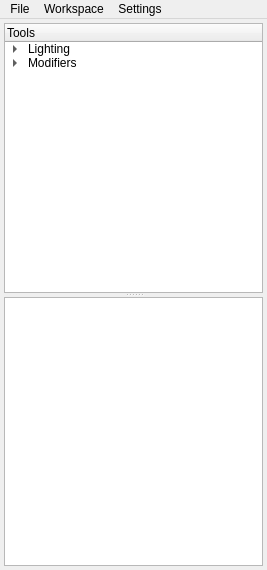
Old version of the form mainwindow.ui in the repository Panda3D-public-projects-archive/p3deditor.
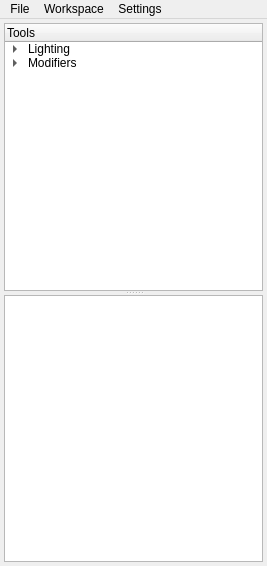
New version of the form.

The edit to the form file:
```diff
--- a/mainwindow.ui
+++ b/mainwindow.ui
@@ -7,7 +7,7 @@
     <x>0</x>
     <y>0</y>
     <width>267</width>
-    <height>570</height>
+    <height>566</height>
    </rect>
   </property>
   <property name="windowTitle">
@@ -66,11 +66,7 @@
         </item>
        </item>
       </widget>
-      <widget class="QTreeView" name="eggPool">
-       <property name="animated">
-        <bool>true</bool>
-       </property>
-      </widget>
+      <widget class="QListWidget" name="eggPool"/>
      </widget>
     </item>
    </layout>
```
Left out of the diff: 2 changed lines with no effect on the pictures.
